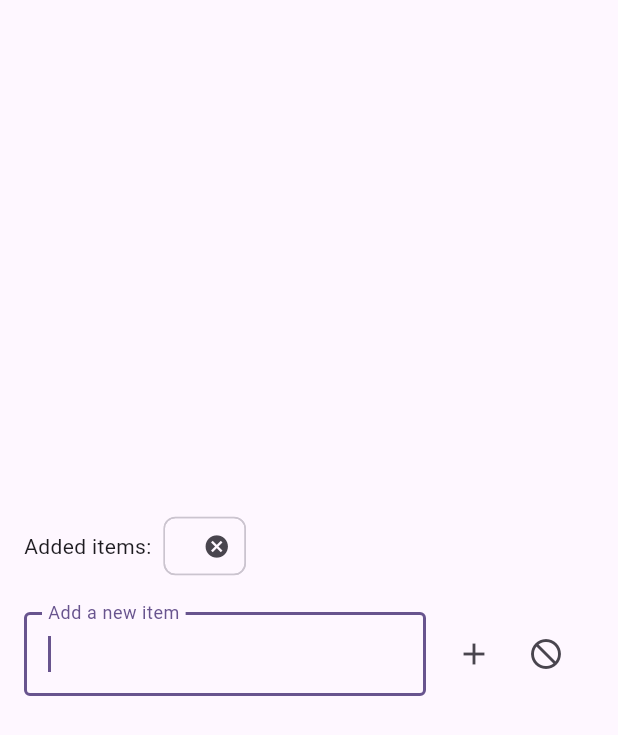
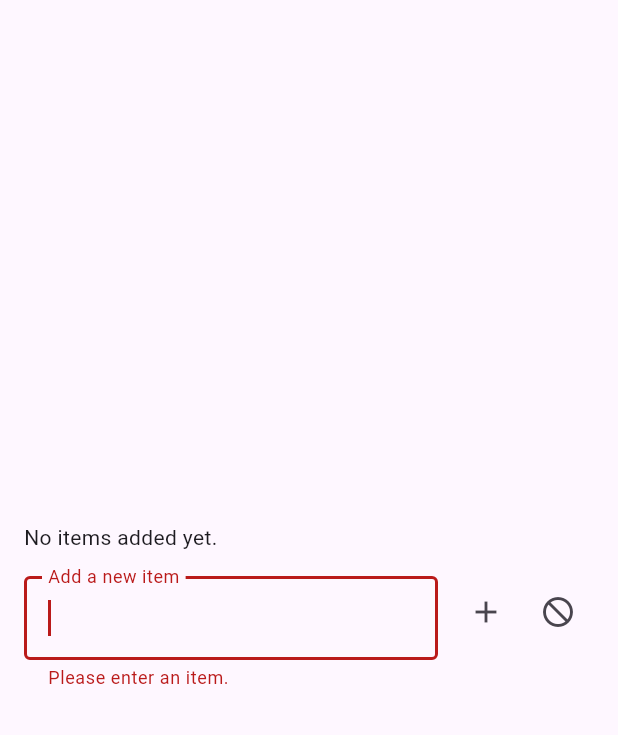
Before and after one commit to skvggor/draw, a Flutter app: the screen it shows after launch, after a tap on the "add" icon, on a phone screen of 412 x 824 dp. Shown: the top 735 px of the screen. Run offline on Flutter 3.47's test engine with Material 3 defaults, Android fonts, the phone set to English and light mode, and no system bars.

```diff
--- a/lib/main.dart
+++ b/lib/main.dart
@@ -33,6 +33,7 @@ class _MyHomePageState extends State<MyHomePage> {
   final List<String> _items = [];
   final TextEditingController _textController = TextEditingController();
   final FocusNode _focusNode = FocusNode();
+  final GlobalKey<FormState> _formKey = GlobalKey<FormState>();
 
   @override
   void initState() {
@@ -41,27 +42,79 @@ class _MyHomePageState extends State<MyHomePage> {
   }
 
   void _addItem(String value) {
+    if (_formKey.currentState!.validate()) {
       setState(() {
-      _items.add(value);
-      _textController.clear();
-      _focusNode.requestFocus();
+        final normalizedValue = _normalizeValue(value);
+
+        if (normalizedValue.contains(',')) {
+          _addMultipleItems(normalizedValue);
+        } else {
+          _addSingleItem(normalizedValue);
+        }
+
+        _clearInput();
       });
+    }
+  }
+
+  String _normalizeValue(String value) {
+    return value.replaceAll(RegExp(r'\s{2,}'), ' ').trim();
+  }
+
+  void _addMultipleItems(String value) {
+    final items = value
+        .split(',')
+        .map((item) => item.trim())
+        .where((item) => item.isNotEmpty && !_items.contains(item))
+        .toList();
+
+    _items.addAll(items);
+    _sortItems();
+  }
+
+  void _addSingleItem(String item) {
+    if (!_items.contains(item)) {
+      _items.add(item);
+      _sortItems();
+    }
+  }
+
+  void _sortItems() {
+    _items.sort((a, b) => a.toLowerCase().compareTo(b.toLowerCase()));
   }
 
   void _clearItems() {
     setState(() {
       _items.clear();
-      _textController.clear();
-      _focusNode.requestFocus();
+      _clearInput();
     });
   }
 
   void _removeItem(String item) {
     setState(() {
       _items.remove(item);
+      _clearInput();
+    });
+  }
+
+  String? _validate(String value) {
+    if (value.isEmpty || value.trim().isEmpty) {
+      _clearInput();
+
+      return 'Please enter an item.';
+    }
+
+    if (_items.contains(value.trim())) {
+      _clearInput();
+      return 'Item already added.';
+    }
+
+    return null;
+  }
+
+  void _clearInput() {
     _textController.clear();
     _focusNode.requestFocus();
-    });
   }
 
   @override
@@ -95,22 +148,34 @@ class _MyHomePageState extends State<MyHomePage> {
           ),
           Padding(
             padding: const EdgeInsets.all(16.0),
+            child: Form(
+              key: _formKey,
               child: Row(
+                crossAxisAlignment: CrossAxisAlignment.start,
                 children: [
                   Expanded(
-                  child: TextField(
+                    child: Column(
+                      crossAxisAlignment: CrossAxisAlignment.start,
+                      children: [
+                        TextFormField(
                           controller: _textController,
                           focusNode: _focusNode,
                           decoration: const InputDecoration(
                             border: OutlineInputBorder(),
                             labelText: 'Add a new item',
                           ),
-                    onSubmitted: (value) => _addItem(value),
+                          validator: (value) => _validate(value!),
+                          onFieldSubmitted: (value) => _addItem(value),
+                        ),
+                        if (_formKey.currentState?.hasError ?? false)
+                          const SizedBox(height: 8),
+                      ],
                     ),
                   ),
-                Padding(
-                  padding: const EdgeInsets.all(8.0),
-                  child: Wrap(children: [
+                  const SizedBox(width: 8),
+                  Row(
+                    mainAxisAlignment: MainAxisAlignment.start,
+                    children: [
                       IconButton(
                         tooltip: 'Add',
                         icon: const Icon(Icons.add),
@@ -120,10 +185,11 @@ class _MyHomePageState extends State<MyHomePage> {
                         tooltip: 'Clear',
                         icon: const Icon(Icons.not_interested),
                         onPressed: () => _clearItems(),
-                    )
-                  ]),
                       ),
                     ],
+                  ),
+                ],
+              ),
             ),
           ),
         ],
@@ -131,3 +197,7 @@ class _MyHomePageState extends State<MyHomePage> {
     );
   }
 }
+
+extension on FormState? {
+  get hasError => null;
+}
```
Lines whose indentation alone changed are shown as unchanged.
